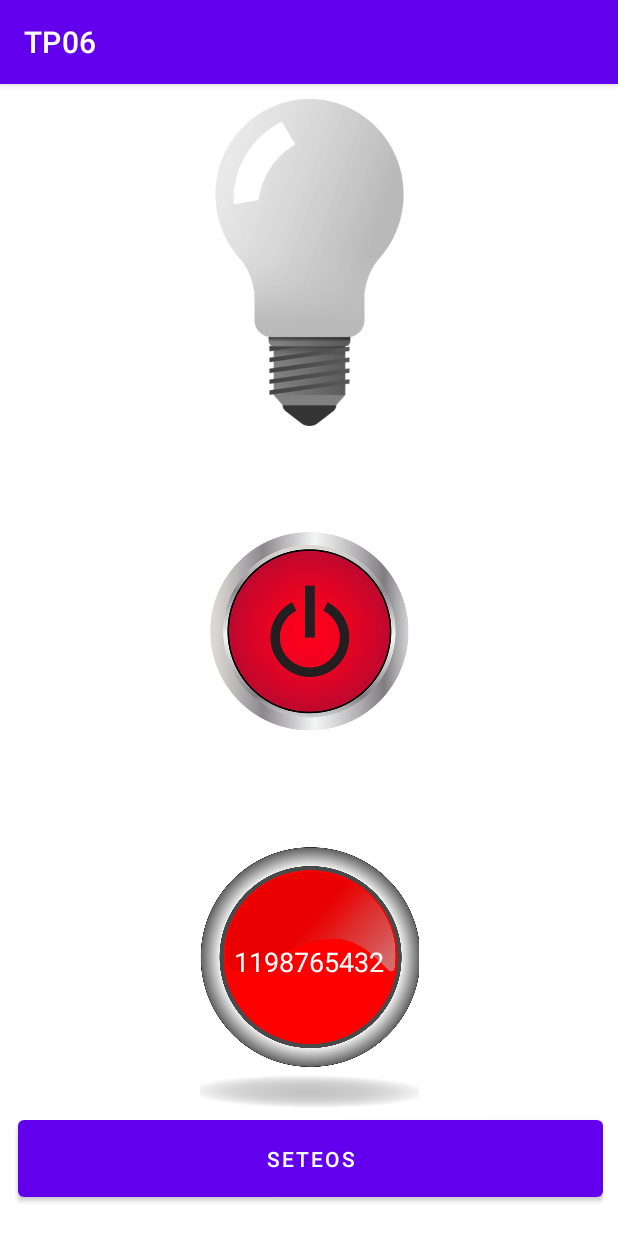
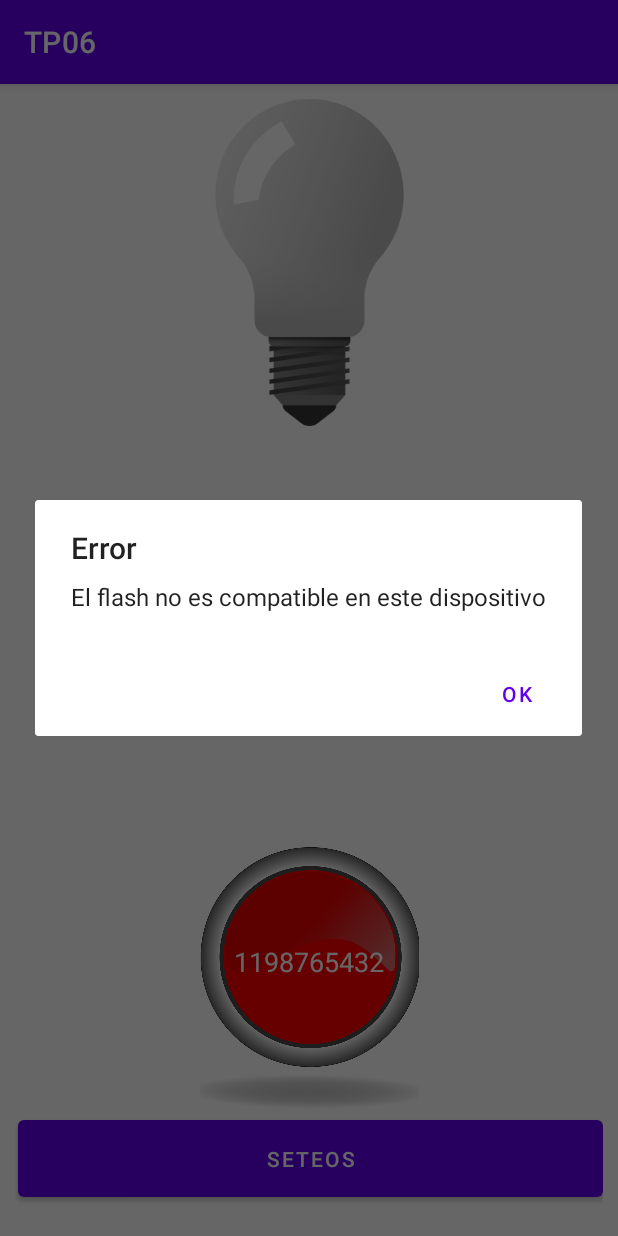
Before and after one commit to twinik/TP06, an Android app: the screen it shows after launch (MainActivity), after a tap on an icon or button, on a phone screen of 412 x 824 dp. Run offline under Robolectric (Android 15) with nearby library versions, the phone set to English and light mode, and no system bars.

Commit message:
commit 7/8

```diff
--- a/app/src/main/java/com/tobiaswinik/tp06/fragments/ButtonsFragment.java
+++ b/app/src/main/java/com/tobiaswinik/tp06/fragments/ButtonsFragment.java
@@ -68,11 +68,12 @@ public class ButtonsFragment extends Fragment {
             ActivityCompat.requestPermissions(getActivity(), new String[]{Manifest.permission.CAMERA,}, 1000);
         } else {
             if (pm.hasSystemFeature(PackageManager.FEATURE_CAMERA_FLASH)){
+                manager = (CameraManager) getActivity().getSystemService(Context.CAMERA_SERVICE);
                 compatible = true;
             }
         }
 
-        manager = (CameraManager) getActivity().getSystemService(Context.CAMERA_SERVICE);
+
 
         return layoutRoot;
     }
@@ -114,6 +115,19 @@ public class ButtonsFragment extends Fragment {
                     }
                     prendida=false;
                 }
+            } else {
+                AlertDialog.Builder builder = new AlertDialog.Builder(getActivity());
+                builder.setTitle("Error");
+                builder.setMessage("El flash no es compatible en este dispositivo");
+                builder.setPositiveButton("OK", new DialogInterface.OnClickListener() {
+                    @Override
+                    public void onClick(DialogInterface dialog, int which) {
+                        dialog.dismiss();
+                    }
+                });
+
+                AlertDialog alertDialog = builder.create();
+                alertDialog.show();
             }
         }
     };
```
